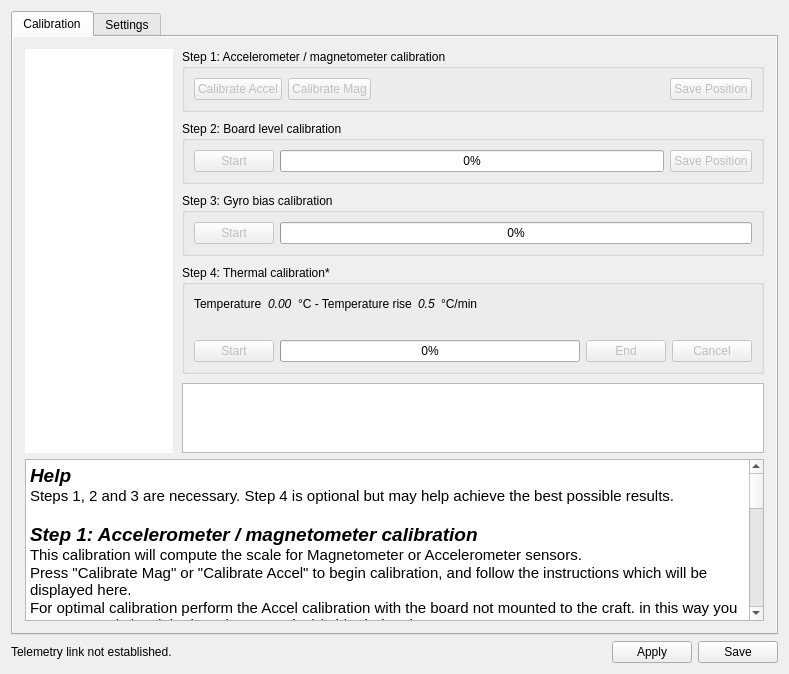
First picture: the form in ground/openpilotgcs/src/plugins/config/revosensors.ui, repository openpilot/OpenPilot, before the edit.
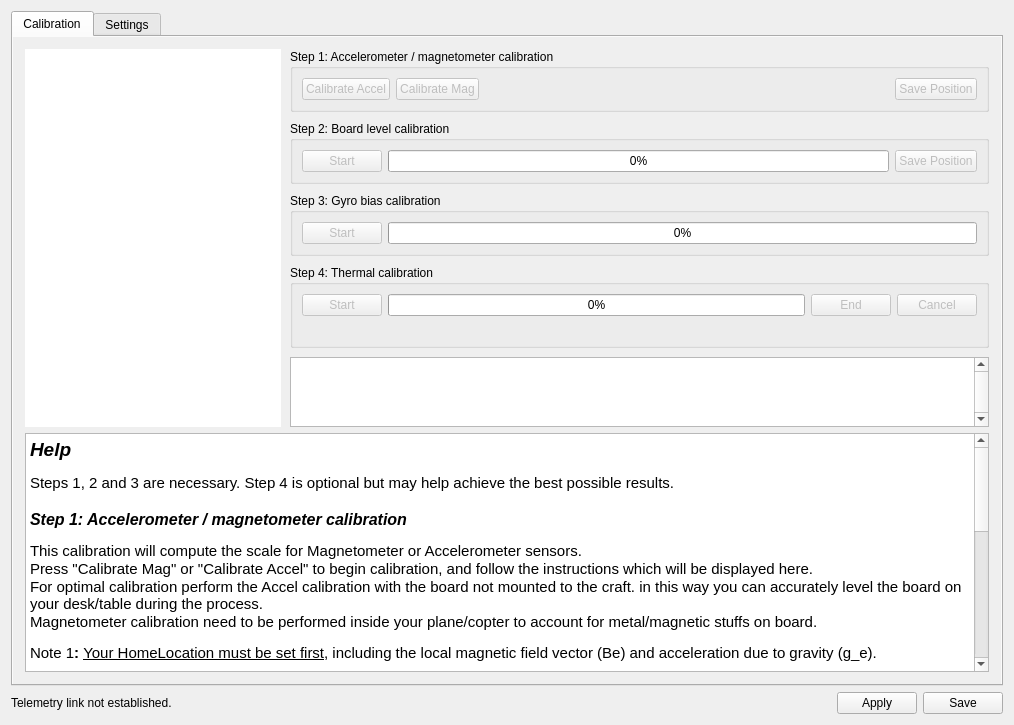
Second picture: the form after the edit. Icons and pictures are not drawn.

Commit message: OP-1351 thermal calibration step now uses instruction panel like all other steps (WIP). Display of temp and temp variation currently broken.

Diff of the .ui file:
```diff
--- a/ground/openpilotgcs/src/plugins/config/revosensors.ui
+++ b/ground/openpilotgcs/src/plugins/config/revosensors.ui
@@ -6,8 +6,8 @@
    <rect>
     <x>0</x>
     <y>0</y>
-    <width>789</width>
-    <height>674</height>
+    <width>1014</width>
+    <height>725</height>
    </rect>
   </property>
   <property name="windowTitle">
@@ -215,106 +215,9 @@
            <item row="3" column="0">
             <widget class="QGroupBox" name="step4GroupBox">
              <property name="title">
-              <string>Step 4: Thermal calibration*</string>
+              <string>Step 4: Thermal calibration</string>
              </property>
              <layout class="QVBoxLayout">
-              <item>
-               <layout class="QHBoxLayout">
-                <item>
-                 <widget class="QLabel" name="label_temperature">
-                  <property name="font">
-                   <font>
-                    <weight>50</weight>
-                    <bold>false</bold>
-                   </font>
-                  </property>
-                  <property name="text">
-                   <string>Temperature</string>
-                  </property>
-                 </widget>
-                </item>
-                <item>
-                 <widget class="QLabel" name="textTemperature">
-                  <property name="font">
-                   <font>
-                    <weight>50</weight>
-                    <italic>true</italic>
-                    <bold>false</bold>
-                   </font>
-                  </property>
-                  <property name="text">
-                   <string>0.00</string>
-                  </property>
-                 </widget>
-                </item>
-                <item>
-                 <widget class="QLabel" name="label_thermalcal1">
-                  <property name="font">
-                   <font>
-                    <weight>50</weight>
-                    <bold>false</bold>
-                   </font>
-                  </property>
-                  <property name="text">
-                   <string>°C - Temperature rise</string>
-                  </property>
-                 </widget>
-                </item>
-                <item>
-                 <widget class="QLabel" name="textThermalGradient">
-                  <property name="font">
-                   <font>
-                    <weight>50</weight>
-                    <italic>true</italic>
-                    <bold>false</bold>
-                   </font>
-                  </property>
-                  <property name="text">
-                   <string>0.5</string>
-                  </property>
-                 </widget>
-                </item>
-                <item>
-                 <widget class="QLabel" name="label_thermalcal2">
-                  <property name="font">
-                   <font>
-                    <weight>50</weight>
-                    <bold>false</bold>
-                   </font>
-                  </property>
-                  <property name="text">
-                   <string>°C/min</string>
-                  </property>
-                 </widget>
-                </item>
-                <item>
-                 <spacer name="horizontalSpacer_thermalbias">
-                  <property name="orientation">
-                   <enum>Qt::Horizontal</enum>
-                  </property>
-                  <property name="sizeHint" stdset="0">
-                   <size>
-                    <width>40</width>
-                    <height>20</height>
-                   </size>
-                  </property>
-                 </spacer>
-                </item>
-               </layout>
-              </item>
-              <item>
-               <widget class="QLabel" name="label_thermalDescription">
-                <property name="font">
-                 <font>
-                  <weight>50</weight>
-                  <bold>false</bold>
-                 </font>
-                </property>
-                <property name="text">
-                 <string>&lt;this contains the current status of the thermal calibration wizard&gt;</string>
-                </property>
-               </widget>
-              </item>
               <item>
                <layout class="QHBoxLayout" name="horizontalLayout_thermalbias2">
                 <item>
@@ -371,6 +274,19 @@
                 </item>
                </layout>
               </item>
+              <item>
+               <widget class="QLabel" name="temperatureLabel">
+                <property name="font">
+                 <font>
+                  <weight>50</weight>
+                  <bold>false</bold>
+                 </font>
+                </property>
+                <property name="text">
+                 <string>&lt;temperature information&gt;</string>
+                </property>
+               </widget>
+              </item>
              </layout>
             </widget>
            </item>
@@ -428,12 +344,22 @@
              <property name="frameShape">
               <enum>QFrame::StyledPanel</enum>
              </property>
+             <property name="verticalScrollBarPolicy">
+              <enum>Qt::ScrollBarAlwaysOn</enum>
+             </property>
              <property name="horizontalScrollBarPolicy">
               <enum>Qt::ScrollBarAlwaysOff</enum>
              </property>
              <property name="sizeAdjustPolicy">
               <enum>QAbstractScrollArea::AdjustToContents</enum>
              </property>
+             <property name="html">
+              <string>&lt;!DOCTYPE HTML PUBLIC &quot;-//W3C//DTD HTML 4.0//EN&quot; &quot;http://www.w3.org/TR/REC-html40/strict.dtd&quot;&gt;
+&lt;html&gt;&lt;head&gt;&lt;meta name=&quot;qrichtext&quot; content=&quot;1&quot; /&gt;&lt;style type=&quot;text/css&quot;&gt;
+p, li { white-space: pre-wrap; }
+&lt;/style&gt;&lt;/head&gt;&lt;body style=&quot; font-family:'MS Shell Dlg 2'; font-size:10pt; font-weight:600; font-style:normal;&quot;&gt;
+&lt;p style=&quot;-qt-paragraph-type:empty; margin-top:0px; margin-bottom:0px; margin-left:0px; margin-right:0px; -qt-block-indent:0; text-indent:0px;&quot;&gt;&lt;br /&gt;&lt;/p&gt;&lt;/body&gt;&lt;/html&gt;</string>
+             </property>
              <property name="textInteractionFlags">
               <set>Qt::LinksAccessibleByKeyboard|Qt::LinksAccessibleByMouse|Qt::TextBrowserInteraction|Qt::TextSelectableByKeyboard|Qt::TextSelectableByMouse</set>
              </property>
@@ -460,24 +386,31 @@
 &lt;tr&gt;
 &lt;td style=&quot;border: none;&quot;&gt;
 &lt;p style=&quot; margin-top:0px; margin-bottom:0px; margin-left:0px; margin-right:0px; -qt-block-indent:0; text-indent:0px;&quot;&gt;&lt;span style=&quot; font-family:'Ubuntu'; font-size:14pt; font-weight:600; font-style:italic;&quot;&gt;Help&lt;/span&gt;&lt;/p&gt;
+&lt;p style=&quot;-qt-paragraph-type:empty; margin-top:0px; margin-bottom:0px; margin-left:0px; margin-right:0px; -qt-block-indent:0; text-indent:0px; font-size:8pt;&quot;&gt;&lt;br /&gt;&lt;/p&gt;
 &lt;p style=&quot; margin-top:0px; margin-bottom:0px; margin-left:0px; margin-right:0px; -qt-block-indent:0; text-indent:0px;&quot;&gt;&lt;span style=&quot; font-family:'Ubuntu'; font-size:11pt;&quot;&gt;Steps 1, 2 and 3 are necessary. Step 4 is optional but may help achieve the best possible results.&lt;/span&gt;&lt;/p&gt;
 &lt;p align=&quot;center&quot; style=&quot;-qt-paragraph-type:empty; margin-top:0px; margin-bottom:0px; margin-left:0px; margin-right:0px; -qt-block-indent:0; text-indent:0px; font-family:'Ubuntu'; font-size:11pt;&quot;&gt;&lt;br /&gt;&lt;/p&gt;
-&lt;p style=&quot; margin-top:0px; margin-bottom:0px; margin-left:0px; margin-right:0px; -qt-block-indent:0; text-indent:0px;&quot;&gt;&lt;span style=&quot; font-family:'Ubuntu'; font-size:14pt; font-weight:600; font-style:italic;&quot;&gt;Step 1: Accelerometer / magnetometer calibration&lt;/span&gt;&lt;/p&gt;
+&lt;p style=&quot; margin-top:0px; margin-bottom:0px; margin-left:0px; margin-right:0px; -qt-block-indent:0; text-indent:0px;&quot;&gt;&lt;span style=&quot; font-family:'Ubuntu'; font-size:12pt; font-weight:600; font-style:italic;&quot;&gt;Step 1: Accelerometer / magnetometer calibration&lt;/span&gt;&lt;/p&gt;
+&lt;p style=&quot;-qt-paragraph-type:empty; margin-top:0px; margin-bottom:0px; margin-left:0px; margin-right:0px; -qt-block-indent:0; text-indent:0px; font-size:8pt;&quot;&gt;&lt;br /&gt;&lt;/p&gt;
 &lt;p style=&quot; margin-top:0px; margin-bottom:0px; margin-left:0px; margin-right:0px; -qt-block-indent:0; text-indent:0px;&quot;&gt;&lt;span style=&quot; font-family:'Ubuntu'; font-size:11pt;&quot;&gt;This calibration will compute the scale for Magnetometer or Accelerometer sensors. &lt;/span&gt;&lt;/p&gt;
 &lt;p style=&quot; margin-top:0px; margin-bottom:0px; margin-left:0px; margin-right:0px; -qt-block-indent:0; text-indent:0px;&quot;&gt;&lt;span style=&quot; font-family:'Ubuntu'; font-size:11pt;&quot;&gt;Press &amp;quot;Calibrate Mag&amp;quot; or &amp;quot;Calibrate Accel&amp;quot; to begin calibration, and follow the instructions which will be displayed here.  &lt;/span&gt;&lt;/p&gt;
 &lt;p style=&quot; margin-top:0px; margin-bottom:0px; margin-left:0px; margin-right:0px; -qt-block-indent:0; text-indent:0px;&quot;&gt;&lt;span style=&quot; font-family:'Ubuntu'; font-size:11pt;&quot;&gt;For optimal calibration perform the Accel calibration with the board not mounted to the craft. in this way you can accurately level the board on your desk/table during the process. &lt;/span&gt;&lt;/p&gt;
 &lt;p style=&quot; margin-top:0px; margin-bottom:0px; margin-left:0px; margin-right:0px; -qt-block-indent:0; text-indent:0px;&quot;&gt;&lt;span style=&quot; font-family:'Ubuntu'; font-size:11pt;&quot;&gt;Magnetometer calibration need to be performed inside your plane/copter to account for metal/magnetic stuffs on board.&lt;/span&gt;&lt;/p&gt;
-&lt;p style=&quot; margin-top:0px; margin-bottom:0px; margin-left:0px; margin-right:0px; -qt-block-indent:0; text-indent:0px;&quot;&gt;&lt;span style=&quot; font-family:'Ubuntu'; font-size:11pt; font-weight:600; font-style:italic;&quot;&gt;Note 1:&lt;/span&gt;&lt;span style=&quot; font-family:'Ubuntu'; font-size:11pt;&quot;&gt; Your &lt;/span&gt;&lt;span style=&quot; font-family:'Ubuntu'; font-size:11pt; font-weight:600;&quot;&gt;HomeLocation must be set first&lt;/span&gt;&lt;span style=&quot; font-family:'Ubuntu'; font-size:11pt;&quot;&gt;, including the local magnetic field vector (Be) and acceleration due to gravity (g_e).&lt;/span&gt;&lt;/p&gt;
-&lt;p style=&quot; margin-top:0px; margin-bottom:0px; margin-left:0px; margin-right:0px; -qt-block-indent:0; text-indent:0px;&quot;&gt;&lt;span style=&quot; font-family:'Ubuntu'; font-size:11pt; font-weight:600; font-style:italic;&quot;&gt;Note 2:&lt;/span&gt;&lt;span style=&quot; font-family:'Ubuntu'; font-size:11pt;&quot;&gt; There is no need to point exactly at South/North/West/East. They are just used to easily tells the user how to point the plane/craft. &lt;/span&gt;&lt;/p&gt;
+&lt;p style=&quot;-qt-paragraph-type:empty; margin-top:0px; margin-bottom:0px; margin-left:0px; margin-right:0px; -qt-block-indent:0; text-indent:0px; font-size:8pt;&quot;&gt;&lt;br /&gt;&lt;/p&gt;
+&lt;p style=&quot; margin-top:0px; margin-bottom:0px; margin-left:0px; margin-right:0px; -qt-block-indent:0; text-indent:0px;&quot;&gt;&lt;span style=&quot; font-family:'Ubuntu'; font-size:11pt;&quot;&gt;Note 1&lt;/span&gt;&lt;span style=&quot; font-family:'Ubuntu'; font-size:11pt; font-weight:600;&quot;&gt;:&lt;/span&gt;&lt;span style=&quot; font-family:'Ubuntu'; font-size:11pt;&quot;&gt; &lt;/span&gt;&lt;span style=&quot; font-family:'Ubuntu'; font-size:11pt; text-decoration: underline;&quot;&gt;Your HomeLocation must be set first&lt;/span&gt;&lt;span style=&quot; font-family:'Ubuntu'; font-size:11pt;&quot;&gt;, including the local magnetic field vector (Be) and acceleration due to gravity (g_e).&lt;/span&gt;&lt;/p&gt;
+&lt;p style=&quot;-qt-paragraph-type:empty; margin-top:0px; margin-bottom:0px; margin-left:0px; margin-right:0px; -qt-block-indent:0; text-indent:0px; font-size:8pt;&quot;&gt;&lt;br /&gt;&lt;/p&gt;
+&lt;p style=&quot; margin-top:0px; margin-bottom:0px; margin-left:0px; margin-right:0px; -qt-block-indent:0; text-indent:0px;&quot;&gt;&lt;span style=&quot; font-family:'Ubuntu'; font-size:11pt;&quot;&gt;Note 2&lt;/span&gt;&lt;span style=&quot; font-family:'Ubuntu'; font-size:11pt; font-weight:600;&quot;&gt;:&lt;/span&gt;&lt;span style=&quot; font-family:'Ubuntu'; font-size:11pt;&quot;&gt; There is no need to point exactly at South/North/West/East. These are just used to easily tells the user how to point the plane/craft. &lt;/span&gt;&lt;/p&gt;
 &lt;p style=&quot; margin-top:0px; margin-bottom:0px; margin-left:0px; margin-right:0px; -qt-block-indent:0; text-indent:0px;&quot;&gt;&lt;span style=&quot; font-family:'Ubuntu'; font-size:11pt;&quot;&gt;You can simply assume that North is in front of you, right is East etc. and perform the calibration this way.&lt;/span&gt;&lt;/p&gt;
 &lt;p style=&quot;-qt-paragraph-type:empty; margin-top:0px; margin-bottom:0px; margin-left:0px; margin-right:0px; -qt-block-indent:0; text-indent:0px; font-family:'Ubuntu'; font-size:11pt;&quot;&gt;&lt;br /&gt;&lt;/p&gt;
-&lt;p style=&quot; margin-top:0px; margin-bottom:0px; margin-left:0px; margin-right:0px; -qt-block-indent:0; text-indent:0px;&quot;&gt;&lt;span style=&quot; font-family:'Ubuntu'; font-size:14pt; font-weight:600; font-style:italic;&quot;&gt;Step 2: Board level calibration&lt;/span&gt;&lt;/p&gt;
+&lt;p style=&quot; margin-top:0px; margin-bottom:0px; margin-left:0px; margin-right:0px; -qt-block-indent:0; text-indent:0px;&quot;&gt;&lt;span style=&quot; font-family:'Ubuntu'; font-size:12pt; font-weight:600; font-style:italic;&quot;&gt;Step 2: Board level calibration&lt;/span&gt;&lt;/p&gt;
+&lt;p style=&quot;-qt-paragraph-type:empty; margin-top:0px; margin-bottom:0px; margin-left:0px; margin-right:0px; -qt-block-indent:0; text-indent:0px; font-size:8pt;&quot;&gt;&lt;br /&gt;&lt;/p&gt;
 &lt;p style=&quot; margin-top:0px; margin-bottom:0px; margin-left:0px; margin-right:0px; -qt-block-indent:0; text-indent:0px;&quot;&gt;&lt;span style=&quot; font-family:'Ubuntu'; font-size:11pt;&quot;&gt;This step will ensure that board leveling is accurate. Place your airframe as horizontally as possible (use a spirit level if necessary), then press Start below and do not move your airframe at all until the end of the calibration.&lt;/span&gt;&lt;/p&gt;
 &lt;p style=&quot;-qt-paragraph-type:empty; margin-top:0px; margin-bottom:0px; margin-left:0px; margin-right:0px; -qt-block-indent:0; text-indent:0px; font-family:'Ubuntu'; font-size:11pt;&quot;&gt;&lt;br /&gt;&lt;/p&gt;
-&lt;p style=&quot; margin-top:0px; margin-bottom:0px; margin-left:0px; margin-right:0px; -qt-block-indent:0; text-indent:0px;&quot;&gt;&lt;span style=&quot; font-family:'Ubuntu'; font-size:14pt; font-weight:600; font-style:italic;&quot;&gt;Step 3: Gyro Bias calculation&lt;/span&gt;&lt;/p&gt;
+&lt;p style=&quot; margin-top:0px; margin-bottom:0px; margin-left:0px; margin-right:0px; -qt-block-indent:0; text-indent:0px;&quot;&gt;&lt;span style=&quot; font-family:'Ubuntu'; font-size:12pt; font-weight:600; font-style:italic;&quot;&gt;Step 3: Gyro bias calculation&lt;/span&gt;&lt;/p&gt;
+&lt;p style=&quot;-qt-paragraph-type:empty; margin-top:0px; margin-bottom:0px; margin-left:0px; margin-right:0px; -qt-block-indent:0; text-indent:0px; font-size:8pt;&quot;&gt;&lt;br /&gt;&lt;/p&gt;
 &lt;p style=&quot; margin-top:0px; margin-bottom:0px; margin-left:0px; margin-right:0px; -qt-block-indent:0; text-indent:0px;&quot;&gt;&lt;span style=&quot; font-family:'Ubuntu'; font-size:11pt;&quot;&gt;This step allows to calibrate the gyro measured value when the board is steady. To perform the calibration leave the board/aircraft completely steady and click start. &lt;/span&gt;&lt;/p&gt;
 &lt;p style=&quot;-qt-paragraph-type:empty; margin-top:0px; margin-bottom:0px; margin-left:0px; margin-right:0px; -qt-block-indent:0; text-indent:0px; font-family:'Ubuntu'; font-size:11pt;&quot;&gt;&lt;br /&gt;&lt;/p&gt;
-&lt;p style=&quot; margin-top:0px; margin-bottom:0px; margin-left:0px; margin-right:0px; -qt-block-indent:0; text-indent:0px;&quot;&gt;&lt;span style=&quot; font-family:'Ubuntu'; font-size:14pt; font-weight:600; font-style:italic;&quot;&gt;Step 4: Thermal Calibration&lt;/span&gt;&lt;/p&gt;
+&lt;p style=&quot; margin-top:0px; margin-bottom:0px; margin-left:0px; margin-right:0px; -qt-block-indent:0; text-indent:0px;&quot;&gt;&lt;span style=&quot; font-family:'Ubuntu'; font-size:12pt; font-weight:600; font-style:italic;&quot;&gt;Step 4: Thermal calibration&lt;/span&gt;&lt;/p&gt;
+&lt;p style=&quot;-qt-paragraph-type:empty; margin-top:0px; margin-bottom:0px; margin-left:0px; margin-right:0px; -qt-block-indent:0; text-indent:0px; font-size:8pt;&quot;&gt;&lt;br /&gt;&lt;/p&gt;
 &lt;p style=&quot; margin-top:0px; margin-bottom:0px; margin-left:0px; margin-right:0px; -qt-block-indent:0; text-indent:0px;&quot;&gt;&lt;span style=&quot; font-family:'Ubuntu'; font-size:11pt;&quot;&gt;The calibration will compute sensors bias variations at different temperatures while the board warms up.&lt;/span&gt;&lt;/p&gt;
 &lt;p style=&quot; margin-top:0px; margin-bottom:0px; margin-left:0px; margin-right:0px; -qt-block-indent:0; text-indent:0px;&quot;&gt;&lt;span style=&quot; font-family:'Ubuntu'; font-size:11pt;&quot;&gt;This  allow a certain amount of correction of those bias variations against temperature changes. It does improve both altitude hold and yaw performances.&lt;/span&gt;&lt;/p&gt;
 &lt;p style=&quot; margin-top:0px; margin-bottom:0px; margin-left:0px; margin-right:0px; -qt-block-indent:0; text-indent:0px;&quot;&gt;&lt;span style=&quot; font-family:'Ubuntu'; font-size:11pt;&quot;&gt;To perform this calibration leave the board to cool down at room temperature in the coldest places available.&lt;/span&gt;&lt;/p&gt;
```
The commit also changes 11 other files.
